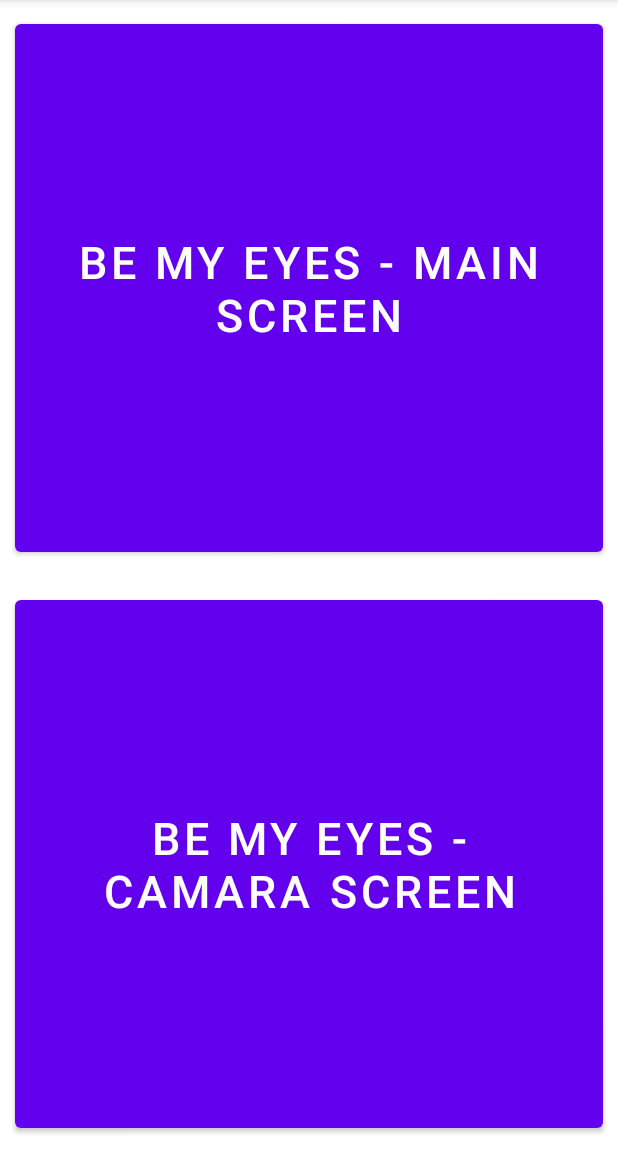
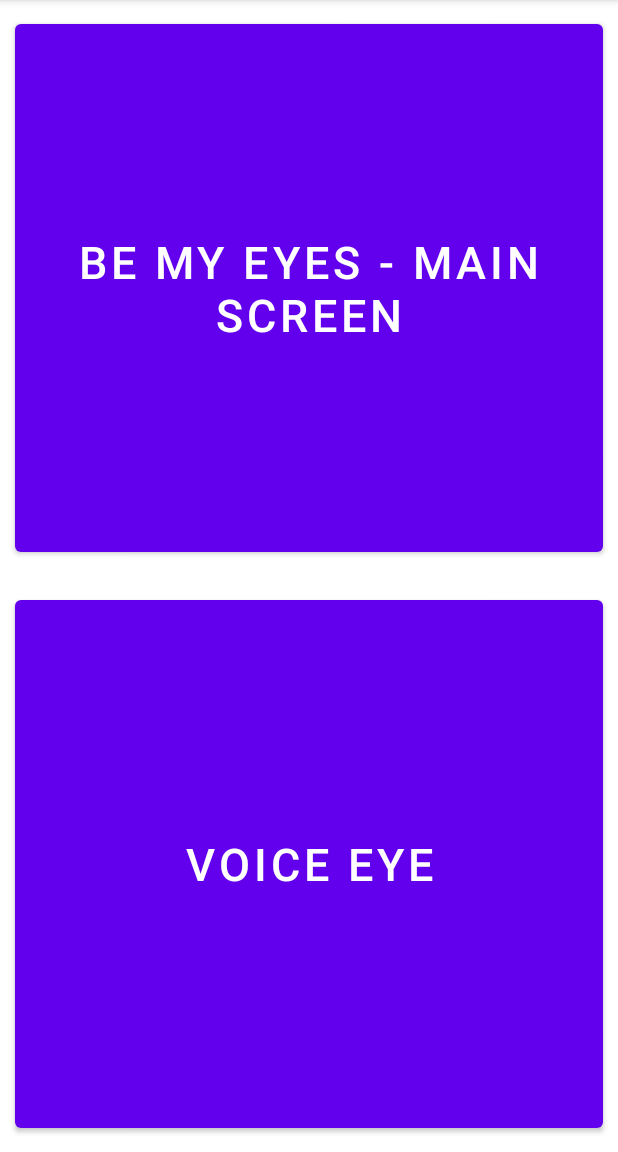
Before and after one commit to HIBAR97/Analysis-of-disability-assistance-apps-UI, an Android app: the screen it shows after launch (MainActivity), on a phone screen of 412 x 824 dp, the part 84-1236 px from its top. Run offline under Robolectric (Android 15) with nearby library versions, the phone set to English and light mode, and no system bars.

Commit message:
Update 22.01.04 21:50 ------------------------------- Add: Add App "Voice eye" (Main page, Fragment page) Add Java file all xml
-------------------------------
Fix :

-------------------------------
Error (Have to Fix) :
-Overall-
App is not working.

-MainActivity-
Null

-Be_My_Eyes_Mainscreen-
NUll

-VoiceEye Main-
Null

-VoiceEye Fragment-
Null

-------------------------------

```diff
--- a/app/src/main/java/com/example/analysisofdisabilityassistanceappsui/MainActivity.java
+++ b/app/src/main/java/com/example/analysisofdisabilityassistanceappsui/MainActivity.java
@@ -2,7 +2,10 @@ package com.example.analysisofdisabilityassistanceappsui;
 
 import androidx.appcompat.app.AppCompatActivity;
 
+import android.content.Intent;
 import android.os.Bundle;
+import android.view.View;
+import android.widget.Button;
 
 public class MainActivity extends AppCompatActivity {
 
@@ -10,5 +13,33 @@ public class MainActivity extends AppCompatActivity {
     protected void onCreate(Bundle savedInstanceState) {
         super.onCreate(savedInstanceState);
         setContentView(R.layout.activity_main);
+
+        Button btnBME;
+        Button btnVE;
+
+        btnBME = (Button)findViewById(R.id.btnBME);
+        btnVE = (Button)findViewById(R.id.btnVE);
+
+
+        btnBME.setOnClickListener(new View.OnClickListener() {
+            @Override
+            public void onClick(View v) {
+
+                //takePic으로 이동
+                Intent intent = new Intent (getApplicationContext(), be_my_eyes_mainscreen.class);
+                startActivity(intent);
+            }
+        });
+
+        btnVE.setOnClickListener(new View.OnClickListener() {
+            @Override
+            public void onClick(View v) {
+
+                //takePic으로 이동
+                Intent intent = new Intent (getApplicationContext(), voiceeyemain.class);
+                startActivity(intent);
+            }
+        });
+
     }
 }
--- a/app/src/main/res/layout/activity_main.xml
+++ b/app/src/main/res/layout/activity_main.xml
@@ -9,6 +9,7 @@
 
     //Be My Eyes - 시각장애인 돕기
     <Button
+        android:id="@+id/btnBME"
         android:layout_width="match_parent"
         android:layout_height="match_parent"
         android:layout_margin="10dp"
@@ -18,13 +19,14 @@
         android:textSize="30dp">
     </Button>
 
-    //Be My Eyes - 시각장애인 돕기
+    //Voice Eye
     <Button
+        android:id="@+id/btnVE"
         android:layout_width="match_parent"
         android:layout_height="match_parent"
         android:layout_margin="10dp"
         android:layout_weight="1"
-        android:text="Be My Eyes - Camara Screen"
+        android:text="Voice Eye"
         android:textAlignment="center"
         android:textSize="30dp">
     </Button>
```
Also changed, not shown: app/src/main/AndroidManifest.xml (+7 -0 lines), app/src/main/java/com/example/analysisofdisabilityassistanceappsui/be_my_eyes_mainscreen.java (added, +14 -0 lines), app/src/main/java/com/example/analysisofdisabilityassistanceappsui/voiceeyefragment.java (added, +14 -0 lines), app/src/main/java/com/example/analysisofdisabilityassistanceappsui/voiceeyemain.java (added, +15 -0 lines), app/src/main/res/layout/voiceeyefragment.xml (renamed from app/src/main/res/layout/voiceeye.xml, +7 -0 lines), app/src/main/res/layout/voiceeyemain.xml (added, +14 -0 lines).
